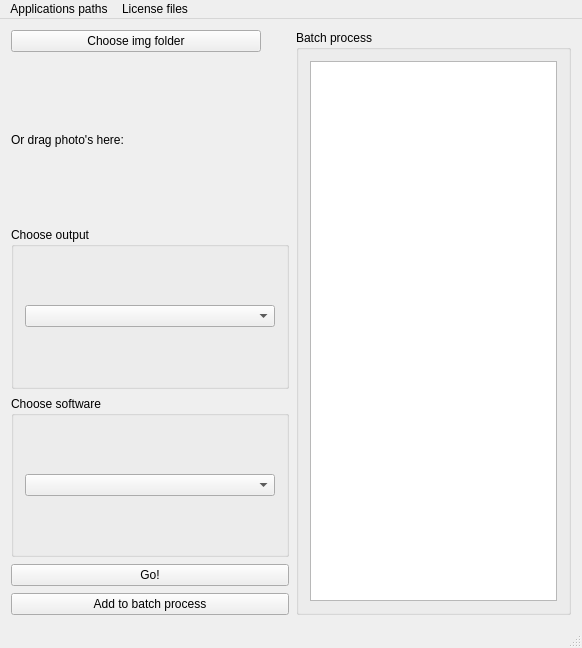
Old version of the form gui/ui/launch_station.ui in the repository s-du/Launch_station.
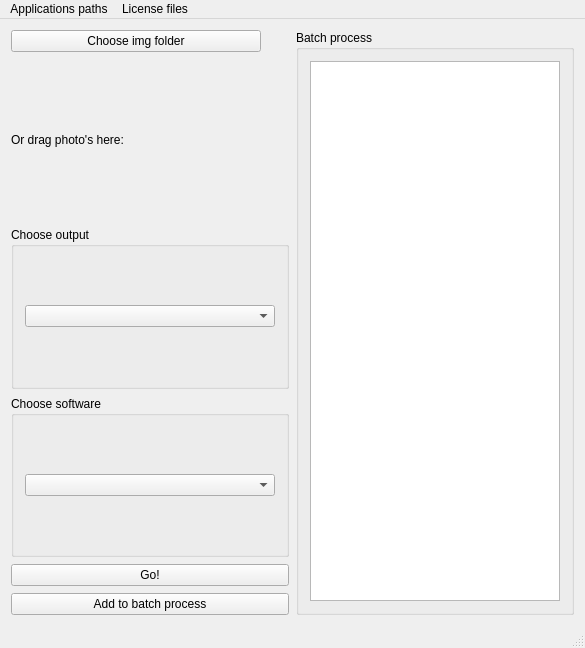
New version of the form.

Commit message: ODM working + redesigning application launch

What changed in the file:
```diff
--- a/gui/ui/launch_station.ui
+++ b/gui/ui/launch_station.ui
@@ -6,7 +6,7 @@
    <rect>
     <x>0</x>
     <y>0</y>
-    <width>582</width>
+    <width>579</width>
     <height>648</height>
    </rect>
   </property>
@@ -112,7 +112,14 @@
       </property>
       <layout class="QVBoxLayout" name="verticalLayout_5">
        <item>
-        <widget class="QListView" name="listView"/>
+        <widget class="QListView" name="listView">
+         <property name="minimumSize">
+          <size>
+           <width>250</width>
+           <height>0</height>
+          </size>
+         </property>
+        </widget>
        </item>
       </layout>
      </widget>
@@ -124,8 +131,8 @@
     <rect>
      <x>0</x>
      <y>0</y>
-     <width>582</width>
-     <height>21</height>
+     <width>579</width>
+     <height>26</height>
     </rect>
    </property>
    <widget class="QMenu" name="menuAdd_Agisoft_Metashape_License">
```
Left out of the diff: 7 changed lines with no effect on the pictures. The commit also changes 4 other files.
